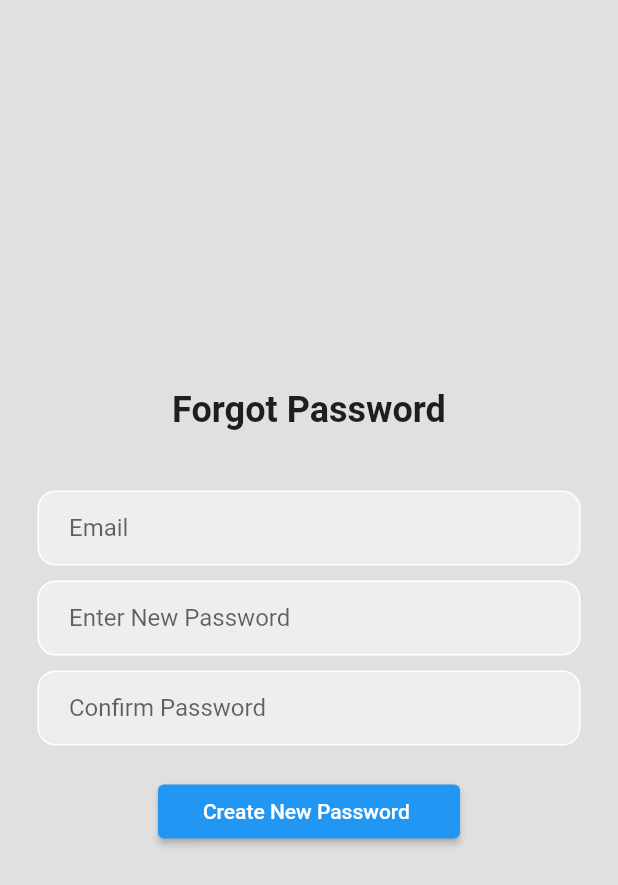
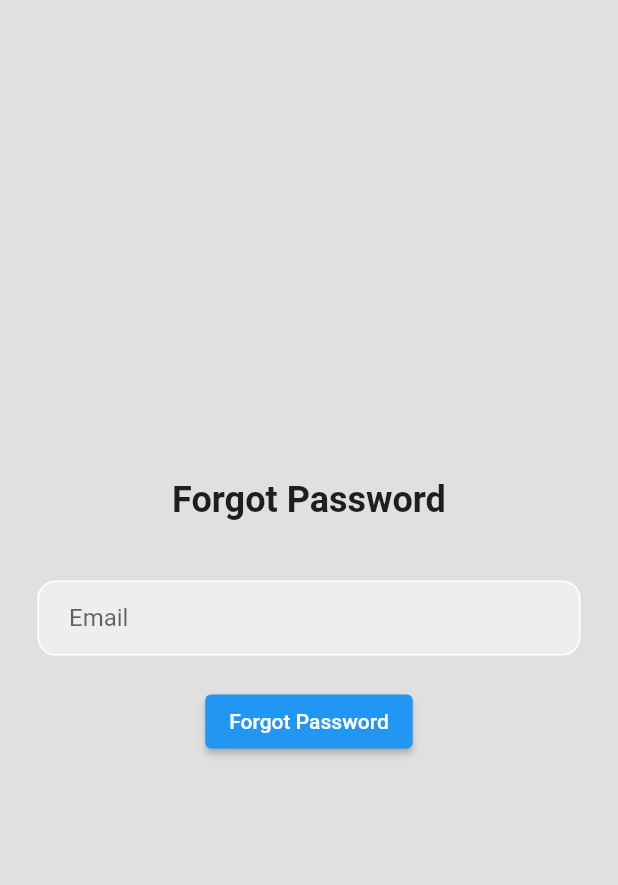
Before and after one commit to NarayanSam/Flutter_Login, a Flutter app: the screen it shows after launch, after a tap on "Forgot Password?", on a phone screen of 412 x 824 dp. Shown: the top 885 px of the screen. Run offline on Flutter 3.47's test engine with Material 2 defaults, Android fonts, the phone set to English and light mode, and no system bars; our stand-ins replace cloud_firestore, firebase_auth, firebase_core, google_sign_in; accounts and stored records are empty.

Commit message:
Add files via upload

```diff
--- a/lib/forgotPass.dart
+++ b/lib/forgotPass.dart
@@ -1,4 +1,6 @@
 import 'package:flutter/material.dart';
+import 'package:flutter_application_1/auth_controller.dart';
+
 import 'dart:ui';
 import 'loginPage.dart';
 
@@ -10,6 +12,25 @@ class ForgotPass extends StatefulWidget {
 }
 
 class _ForgotPass extends State<ForgotPass> {
+  final TextEditingController _emailController = TextEditingController();
+
+  bool _isLoading = false;
+
+  ForgotPassword() async {
+    setState(() {
+      _isLoading = true;
+    });
+    String res = await AuthController().ForgotPassword(_emailController.text);
+    setState(() {
+      _isLoading = false;
+    });
+    if (res != 'success') {
+      return showSnackBar(res, context);
+    } else {
+      return showSnackBar('Email has been sent!', context);
+    }
+  }
+
   @override
   Widget build(BuildContext context) {
     return Scaffold(
@@ -41,6 +62,7 @@ class _ForgotPass extends State<ForgotPass> {
                   child: Padding(
                     padding: const EdgeInsets.only(left: 20),
                     child: TextField(
+                      controller: _emailController,
                       decoration: InputDecoration(
                         border: InputBorder.none,
                         hintText: 'Email',
@@ -51,69 +73,79 @@ class _ForgotPass extends State<ForgotPass> {
               ),
               //Password
 
-              SizedBox(
-                height: 10,
-              ),
-              Padding(
-                padding: const EdgeInsets.symmetric(horizontal: 25.0),
-                child: Container(
-                  decoration: BoxDecoration(
-                    color: Colors.grey[200],
-                    border: Border.all(color: Colors.white),
-                    borderRadius: BorderRadius.circular(12),
-                  ),
-                  child: Padding(
-                    padding: const EdgeInsets.only(left: 20),
-                    child: TextField(
-                      obscureText: true,
-                      decoration: InputDecoration(
-                        border: InputBorder.none,
-                        hintText: 'Enter New Password',
-                      ),
-                    ),
-                  ),
-                ),
-              ),
-              //Confirm
-              SizedBox(
-                height: 10,
-              ),
-              Padding(
-                padding: const EdgeInsets.symmetric(horizontal: 25.0),
-                child: Container(
-                  decoration: BoxDecoration(
-                    color: Colors.grey[200],
-                    border: Border.all(color: Colors.white),
-                    borderRadius: BorderRadius.circular(12),
-                  ),
-                  child: Padding(
-                    padding: const EdgeInsets.only(left: 20),
-                    child: TextField(
-                      obscureText: true,
-                      decoration: InputDecoration(
-                        border: InputBorder.none,
-                        hintText: 'Confirm Password',
-                      ),
-                    ),
-                  ),
-                ),
-              ),
+              //SizedBox(
+              //  height: 10,
+              //),
+              //Padding(
+              //  padding: const EdgeInsets.symmetric(horizontal: 25.0),
+              //  child: Container(
+              //    decoration: BoxDecoration(
+              //      color: Colors.grey[200],
+              //      border: Border.all(color: Colors.white),
+              //      borderRadius: BorderRadius.circular(12),
+              //    ),
+              //    child: Padding(
+              //      padding: const EdgeInsets.only(left: 20),
+              //      child: TextField(
+              //        obscureText: true,
+              //        decoration: InputDecoration(
+              //          border: InputBorder.none,
+              //          hintText: 'Enter New Password',
+              //        ),
+              //      ),
+              //    ),
+              //  ),
+              //),
+              ////Confirm
+              //SizedBox(
+              //  height: 10,
+              //),
+              //Padding(
+              //  padding: const EdgeInsets.symmetric(horizontal: 25.0),
+              //  child: Container(
+              //    decoration: BoxDecoration(
+              //      color: Colors.grey[200],
+              //      border: Border.all(color: Colors.white),
+              //      borderRadius: BorderRadius.circular(12),
+              //    ),
+              //    child: Padding(
+              //      padding: const EdgeInsets.only(left: 20),
+              //      child: TextField(
+              //        obscureText: true,
+              //        decoration: InputDecoration(
+              //          border: InputBorder.none,
+              //          hintText: 'Confirm Password',
+              //        ),
+              //      ),
+              //    ),
+              //  ),
+              //),
               //create
               SizedBox(
                 height: 20,
               ),
               ElevatedButton(
-                child: Text("    Create New Password     "),
-                style: ElevatedButton.styleFrom(
-                  foregroundColor: Colors.white,
-                  backgroundColor: Colors.blue,
-                ),
                 onPressed: () {
                   Navigator.push(
                     context,
                     MaterialPageRoute(builder: (context) => LoginPage()),
                   );
                 },
+                child: InkWell(
+                    onTap: () {
+                      ForgotPassword();
+                      _emailController.clear();
+                    },
+                    child: _isLoading
+                        ? Center(
+                            child:
+                                CircularProgressIndicator(color: Colors.white),
+                          )
+                        : Text("Forgot Password")),
+                style: ElevatedButton.styleFrom(
+                  foregroundColor: Colors.white,
+                  backgroundColor: Colors.blue,
+                ),
               ),
             ]))));
   }
--- a/lib/loginPage.dart
+++ b/lib/loginPage.dart
@@ -1,4 +1,9 @@
+import 'dart:math';
 import 'dart:ui';
+import 'package:firebase_auth/firebase_auth.dart';
+import 'package:flutter_application_1/auth_controller.dart';
+import 'package:google_sign_in/google_sign_in.dart';
+
 import 'NewUser.dart';
 import 'package:flutter/material.dart';
 import 'blank.dart';
@@ -12,6 +17,44 @@ class LoginPage extends StatefulWidget {
 }
 
 class _LoginPageState extends State<LoginPage> {
+  final TextEditingController _emailController = TextEditingController();
+  final TextEditingController _passwordController = TextEditingController();
+
+  bool _isLoading = false;
+  final _auth = FirebaseAuth.instance;
+  signinWithGoogle() async {
+    try {
+      GoogleSignInAccount? googleUser = await GoogleSignIn().signIn();
+      GoogleSignInAuthentication? googleAuth = await googleUser?.authentication;
+      final credential = GoogleAuthProvider.credential(
+          accessToken: googleAuth?.accessToken, idToken: googleAuth?.idToken);
+      UserCredential userCredential =
+          await _auth.signInWithCredential(credential);
+    } catch (e) {}
+  }
+
+  loginUsers() async {
+    setState(() {
+      _isLoading = true;
+    });
+
+    String res = await AuthController()
+        .loginUsers(_emailController.text, _passwordController.text);
+
+    setState(() {
+      _isLoading = false;
+    });
+
+    if (res != 'success') {
+      return showSnackBar(res, context);
+    } else {
+      Navigator.push(
+        context,
+        MaterialPageRoute(builder: (context) => BlankPage()),
+      );
+    }
+  }
+
   @override
   Widget build(BuildContext context) {
     return Scaffold(
@@ -21,7 +64,7 @@ class _LoginPageState extends State<LoginPage> {
           child: Column(mainAxisAlignment: MainAxisAlignment.center, children: [
             //Hello
             SizedBox(
-              height: 25,
+              height: 5,
             ),
             Text(
               'Hello Again!!',
@@ -31,7 +74,7 @@ class _LoginPageState extends State<LoginPage> {
               ),
             ),
             SizedBox(
-              height: 10,
+              height: 5,
             ),
             Text(
               'WELCOME to MyAPP',
@@ -44,7 +87,7 @@ class _LoginPageState extends State<LoginPage> {
             //email Textfield
 
             SizedBox(
-              height: 75,
+              height: 25,
             ),
             Padding(
               padding: const EdgeInsets.symmetric(horizontal: 25.0),
@@ -57,6 +100,7 @@ class _LoginPageState extends State<LoginPage> {
                 child: Padding(
                   padding: const EdgeInsets.only(left: 20),
                   child: TextField(
+                    controller: _emailController,
                     decoration: InputDecoration(
                       border: InputBorder.none,
                       hintText: 'Email',
@@ -80,6 +124,7 @@ class _LoginPageState extends State<LoginPage> {
                 child: Padding(
                   padding: const EdgeInsets.only(left: 20),
                   child: TextField(
+                    controller: _passwordController,
                     obscureText: true,
                     decoration: InputDecoration(
                       border: InputBorder.none,
@@ -92,7 +137,7 @@ class _LoginPageState extends State<LoginPage> {
 
             //forgot password?
             SizedBox(
-              height: 5,
+              height: 1,
             ),
             Padding(
               padding: const EdgeInsets.only(right: 45),
@@ -116,24 +161,28 @@ class _LoginPageState extends State<LoginPage> {
             ),
             //sign in button
             SizedBox(
-              height: 20,
+              height: 1,
             ),
             ElevatedButton(
-              child: Text("Sign In"),
+              onPressed: loginUsers,
+              child: InkWell(
+                  onTap: () {
+                    _emailController.clear();
+                    _passwordController.clear();
+                  },
+                  child: _isLoading
+                      ? Center(
+                          child: CircularProgressIndicator(color: Colors.white),
+                        )
+                      : Text("Sign In")),
               style: ElevatedButton.styleFrom(
                 foregroundColor: Colors.white,
                 backgroundColor: Colors.blue,
               ),
-              onPressed: () {
-                Navigator.push(
-                  context,
-                  MaterialPageRoute(builder: (context) => BlankPage()),
-                );
-              },
             ),
             //not a member? register now
             SizedBox(
-              height: 30,
+              height: 1,
             ),
             Row(
               mainAxisAlignment: MainAxisAlignment.center,
@@ -154,8 +203,25 @@ class _LoginPageState extends State<LoginPage> {
               ],
             ),
             //Google
-            SizedBox(
-              height: 50,
+            // SizedBox(
+            // height: 5,
+            //),
+            ElevatedButton(
+              onPressed: signinWithGoogle,
+              child: InkWell(
+                  onTap: () {
+                    _emailController.clear();
+                    _passwordController.clear();
+                  },
+                  child: _isLoading
+                      ? Center(
+                          child: CircularProgressIndicator(color: Colors.white),
+                        )
+                      : Text("Sign In with Google")),
+              style: ElevatedButton.styleFrom(
+                foregroundColor: Colors.white,
+                backgroundColor: Colors.blue,
+              ),
             ),
           ]),
         ),
--- a/lib/main.dart
+++ b/lib/main.dart
@@ -1,12 +1,14 @@
 import 'dart:ui';
+import 'package:cloud_firestore/cloud_firestore.dart';
+import 'package:firebase_core/firebase_core.dart';
 import 'package:flutter/material.dart';
+import 'package:flutter_application_1/firebase_options.dart';
 import 'loginPage.dart';
 import 'NewUser.dart';
-import 'package:firebase_core/firebase_core.dart';
 
-Future main() async {
+void main() async {
   WidgetsFlutterBinding.ensureInitialized();
-  await Firebase.initializeApp();
+  await Firebase.initializeApp(options: DefaultFirebaseOptions.currentPlatform);
   runApp(const MyAPP());
 }
 
```
Also changed, not shown: lib/NewUser.dart (+45 -29 lines), lib/auth_controller.dart (added, +77 -0 lines), lib/blank.dart (line endings or trailing spaces), lib/firebase_options.dart (added), 24 other files.
